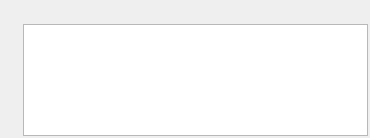
Above: ui/scene_beat_item_widget.ui from zkovari/plotlyst before the change. Below: the same form after it.
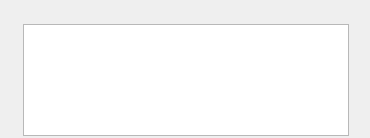
That is the form after the change. Custom widgets are drawn as their Qt base class.

Commit message: Add button to remove a beat

The edit to the form file:
```diff
--- a/ui/scene_beat_item_widget.ui
+++ b/ui/scene_beat_item_widget.ui
@@ -64,6 +64,28 @@
      <item>
       <widget class="AutoAdjustableTextEdit" name="text"/>
      </item>
+     <item alignment="Qt::AlignTop">
+      <widget class="QToolButton" name="btnDelete">
+       <property name="cursor">
+        <cursorShape>PointingHandCursor</cursorShape>
+       </property>
+       <property name="toolTip">
+        <string>Remove beat</string>
+       </property>
+       <property name="styleSheet">
+        <string notr="true">border: 0px;</string>
+       </property>
+       <property name="text">
+        <string/>
+       </property>
+       <property name="iconSize">
+        <size>
+         <width>14</width>
+         <height>14</height>
+        </size>
+       </property>
+      </widget>
+     </item>
     </layout>
    </item>
   </layout>
```
The commit also changes 2 other files.
